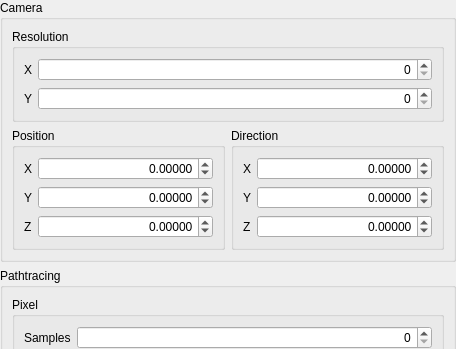
Above: settingswindow.ui from charlespolart/Pathtracing before the change; both pictures show x 0 to 456 and y 0 to 349 of the 456 by 703 pixel window. Below: the same form after it.
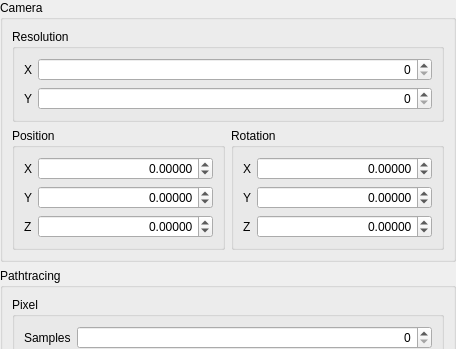
That is the form after the change.

What changed in the file:
```diff
--- a/settingswindow.ui
+++ b/settingswindow.ui
@@ -176,7 +176,7 @@
         <item>
          <widget class="QGroupBox" name="groupBox_3">
           <property name="title">
-           <string>Direction</string>
+           <string>Rotation</string>
           </property>
           <layout class="QFormLayout" name="formLayout_3">
            <item row="1" column="0">
```
